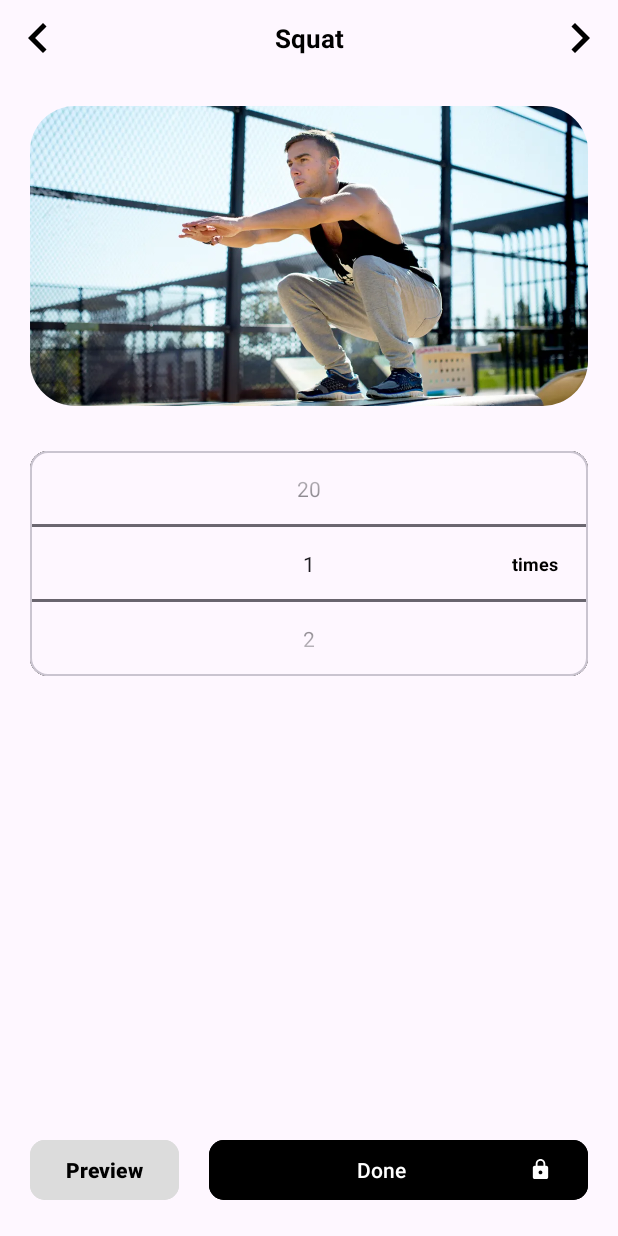
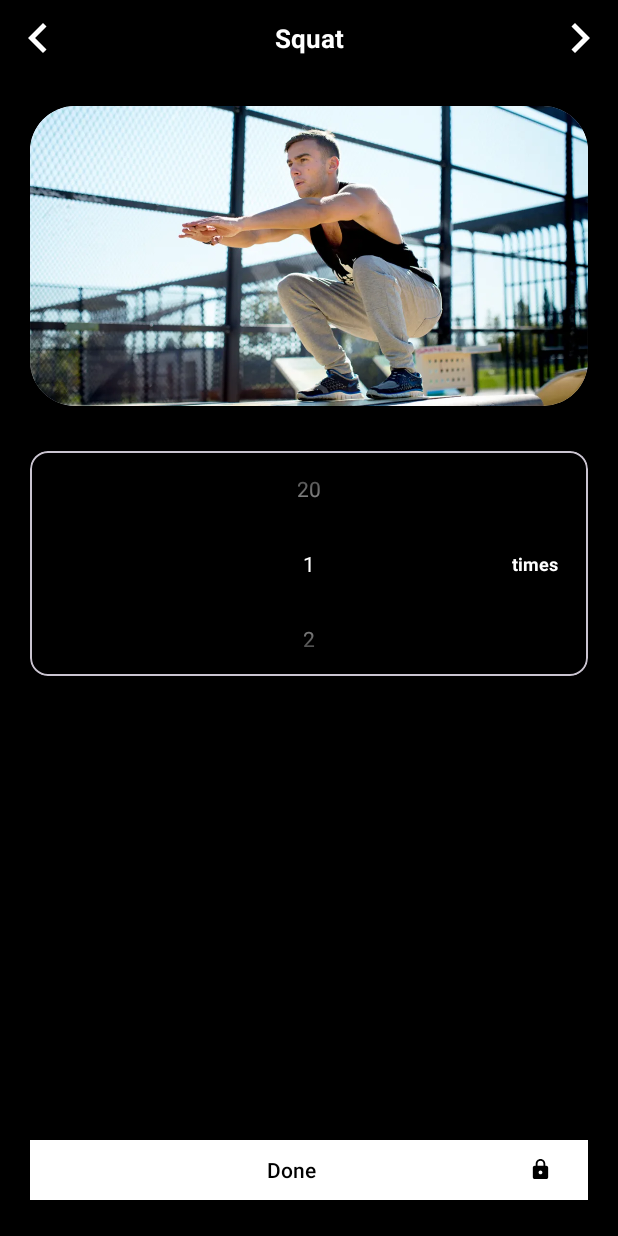
Before and after one commit to miyakibanas/Strive, an Android app: the ExerciseAlarm screen opened directly, with no data from a screen before it, on a phone screen of 412 x 824 dp. Run offline under Robolectric (Android 15) with nearby library versions, the phone set to English and light mode, and no system bars; Roboto replaces fonts that are not available here.

Commit message:
// Affirmatons alarm time is now dynamic // Affirmations alarm loads three questions now instead of eight // Exercise alarm theme is matched // Exercise alarm preview button removed

```diff
--- a/app/src/main/java/edu/utsa/cs3443/strive/AffirmationsAlarm.java
+++ b/app/src/main/java/edu/utsa/cs3443/strive/AffirmationsAlarm.java
@@ -17,5 +17,7 @@ public class AffirmationsAlarm extends AppCompatActivity
         super.onCreate(savedInstanceState);
         setContentView(R.layout.activity_affirmations);
         alarmController=new AffirmationsController(this);
+
+
     }
 }
--- a/app/src/main/java/edu/utsa/cs3443/strive/controller/ExerciseAlarmController.java
+++ b/app/src/main/java/edu/utsa/cs3443/strive/controller/ExerciseAlarmController.java
@@ -6,6 +6,9 @@ import android.widget.Button;
 import android.widget.ImageView;
 import android.widget.NumberPicker;
 import android.widget.TextView;
+import android.widget.Toast;
+
+
 
 import edu.utsa.cs3443.strive.AlarmSetupActivity;
 import edu.utsa.cs3443.strive.ExerciseAlarm;
@@ -17,15 +20,14 @@ public class ExerciseAlarmController {
     private String lastSelectedExercise;
     NumberPicker numberPicker;
     TextView exercise_name;
+
     ImageView img,backArrow,nextArrow;
     Button btnSave;
-    Button btnPreview;
     public ExerciseAlarmController(ExerciseAlarm exerciseAlarm) {
         this.exerciseAlarm = exerciseAlarm;
         numberPicker=exerciseAlarm.findViewById(R.id.number_picker);
         exercise_name=exerciseAlarm.findViewById(R.id.exercise_name);
         backArrow=exerciseAlarm.findViewById(R.id.back_arrow);
-        btnPreview=exerciseAlarm.findViewById(R.id.btnPreview);
         btnSave=exerciseAlarm.findViewById(R.id.btnSave);
         nextArrow=exerciseAlarm.findViewById(R.id.next_arrow);
         img=exerciseAlarm.findViewById(R.id.img);
@@ -50,19 +52,13 @@ public class ExerciseAlarmController {
         btnSave.setOnClickListener(new View.OnClickListener() {
             @Override
             public void onClick(View view) {
+                Toast.makeText(exerciseAlarm, "Have a great day!", Toast.LENGTH_LONG).show();
                 Intent intent = new Intent(exerciseAlarm, MainActivity.class);
                 exerciseAlarm.startActivity(intent);
                 exerciseAlarm.finish();
             }
         });
-        btnPreview.setOnClickListener(new View.OnClickListener() {
-            @Override
-            public void onClick(View view) {
-                Intent intent = new Intent(exerciseAlarm, MainActivity.class);
-                exerciseAlarm.startActivity(intent);
-                exerciseAlarm.finish();
-            }
-        });
+
     }
     private void switchExercise() {
         if (lastSelectedExercise.equals("Squat")) {
--- a/app/src/main/res/drawable/back.xml
+++ b/app/src/main/res/drawable/back.xml
@@ -1,5 +1,5 @@
 <vector android:autoMirrored="true" android:height="24dp"
-    android:tint="#000000" android:viewportHeight="24"
+    android:tint="#FFFFFF" android:viewportHeight="24"
     android:viewportWidth="24" android:width="24dp" xmlns:android="http://schemas.android.com/apk/res/android">
-    <path android:fillColor="@android:color/white" android:pathData="M15.41,16.59L10.83,12l4.58,-4.59L14,6l-6,6 6,6 1.41,-1.41z"/>
+    <path android:fillColor="@android:color/black" android:pathData="M15.41,16.59L10.83,12l4.58,-4.59L14,6l-6,6 6,6 1.41,-1.41z"/>
 </vector>
--- a/app/src/main/res/drawable/baseline_lock_24.xml
+++ b/app/src/main/res/drawable/baseline_lock_24.xml
@@ -1,5 +1,5 @@
-<vector android:height="15dp" android:tint="#FFFFFF"
+<vector android:height="15dp" android:tint="#000000"
     android:viewportHeight="24" android:viewportWidth="24"
     android:width="15dp" xmlns:android="http://schemas.android.com/apk/res/android">
-    <path android:fillColor="@android:color/white" android:pathData="M18,8h-1L17,6c0,-2.76 -2.24,-5 -5,-5S7,3.24 7,6v2L6,8c-1.1,0 -2,0.9 -2,2v10c0,1.1 0.9,2 2,2h12c1.1,0 2,-0.9 2,-2L20,10c0,-1.1 -0.9,-2 -2,-2zM12,17c-1.1,0 -2,-0.9 -2,-2s0.9,-2 2,-2 2,0.9 2,2 -0.9,2 -2,2zM15.1,8L8.9,8L8.9,6c0,-1.71 1.39,-3.1 3.1,-3.1 1.71,0 3.1,1.39 3.1,3.1v2z"/>
+    <path android:fillColor="@android:color/black" android:pathData="M18,8h-1L17,6c0,-2.76 -2.24,-5 -5,-5S7,3.24 7,6v2L6,8c-1.1,0 -2,0.9 -2,2v10c0,1.1 0.9,2 2,2h12c1.1,0 2,-0.9 2,-2L20,10c0,-1.1 -0.9,-2 -2,-2zM12,17c-1.1,0 -2,-0.9 -2,-2s0.9,-2 2,-2 2,0.9 2,2 -0.9,2 -2,2zM15.1,8L8.9,8L8.9,6c0,-1.71 1.39,-3.1 3.1,-3.1 1.71,0 3.1,1.39 3.1,3.1v2z"/>
 </vector>
--- a/app/src/main/res/drawable/baseline_navigate_next_24.xml
+++ b/app/src/main/res/drawable/baseline_navigate_next_24.xml
@@ -1,5 +1,5 @@
 <vector android:autoMirrored="true" android:height="24dp"
-    android:tint="#000000" android:viewportHeight="24"
+    android:tint="#FFFFFF" android:viewportHeight="24"
     android:viewportWidth="24" android:width="24dp" xmlns:android="http://schemas.android.com/apk/res/android">
     <path android:fillColor="@android:color/white" android:pathData="M10,6L8.59,7.41 13.17,12l-4.58,4.59L10,18l6,-6z"/>
 </vector>
--- a/app/src/main/res/layout/activity_affirmations.xml
+++ b/app/src/main/res/layout/activity_affirmations.xml
@@ -13,8 +13,8 @@
         android:layout_marginTop="24dp"
         android:textColor="#FFFFFF"
         android:textSize="30sp"
-        android:text="Alarm Time: 07:00 AM"
         android:fontFamily="sans-serif-light" />
+
 
     <ScrollView
         android:id="@+id/scrollView"
@@ -31,7 +31,7 @@
             android:layout_height="wrap_content"
             android:orientation="vertical"
             android:padding="16dp">
-            <!-- Dynamic questions and answers will be added here -->
+
         </LinearLayout>
     </ScrollView>
 
--- a/app/src/main/res/layout/exercise_alarm.xml
+++ b/app/src/main/res/layout/exercise_alarm.xml
@@ -4,6 +4,7 @@
     xmlns:tools="http://schemas.android.com/tools"
     android:layout_width="match_parent"
     android:layout_height="match_parent"
+    android:background="@color/black"
     android:orientation="vertical"
     tools:context=".ExerciseAlarm">
 
@@ -29,7 +30,7 @@
             android:gravity="center"
             android:layout_height="wrap_content"
             android:text="Squats"
-            android:textColor="@color/black"
+            android:textColor="@color/white"
             android:textSize="17sp"
             android:textStyle="bold" />
         <ImageView
@@ -64,6 +65,7 @@
         android:layout_marginEnd="20dp"
         android:layout_marginStart="20dp"
         android:layout_marginTop="10dp"
+        app:cardBackgroundColor="@color/black"
         >
         <FrameLayout
             android:layout_width="match_parent"
@@ -71,13 +73,15 @@
             >
             <NumberPicker
                 android:id="@+id/number_picker"
+                android:theme="@style/AppTheme.Picker"
                 android:layout_width="match_parent"
-                android:layout_height="wrap_content" />
+                android:layout_height="wrap_content"
+            />
             <TextView
                 android:layout_width="wrap_content"
                 android:layout_height="wrap_content"
                 android:text="times"
-                android:textColor="@color/black"
+                android:textColor="@color/white"
                 android:textSize="12dp"
                 android:layout_gravity="center|end"
                 android:layout_marginEnd="20dp"
@@ -98,28 +102,18 @@
         android:layout_marginEnd="20dp"
         android:layout_marginBottom="20dp"
         >
-        <com.google.android.material.button.MaterialButton
-            android:id="@+id/btnPreview"
-            android:layout_width="wrap_content"
-            android:layout_height="wrap_content"
-            android:text="Preview"
-            app:cornerRadius="10dp"
-            android:backgroundTint="#DCDCDC"
-            android:textColor="@color/black"
-            android:textStyle="bold"
-            />
+
         <com.google.android.material.button.MaterialButton
             android:id="@+id/btnSave"
             android:layout_width="0dp"
+            android:layout_height="wrap_content"
+            android:layout_marginStart="0dp"
             android:layout_weight="1"
-            android:layout_height="wrap_content"
+            android:backgroundTint="@color/white"
+            android:drawableRight="@drawable/baseline_lock_24"
             android:text="Done"
-            app:cornerRadius="10dp"
-            android:backgroundTint="@color/black"
-            android:textColor="@color/white"
-            android:layout_marginStart="20dp"
-            android:drawableRight="@drawable/baseline_lock_24"
-            />
+            android:textColor="@color/black"
+            app:cornerRadius="0dp" />
 
     </LinearLayout>
 
--- a/app/src/main/res/values/styles.xml
+++ b/app/src/main/res/values/styles.xml
@@ -5,4 +5,9 @@
         <item name="android:textColorPrimary">@android:color/white</item>
         <item name="android:textColor">@android:color/white</item>
     </style>
+
+    <style name="AppTheme.Picker" parent="Theme.AppCompat.Light.NoActionBar" >
+        <item name="android:textColorPrimary">@android:color/white</item>
+    </style>
+
 </resources>
```
Also changed, not shown: app/src/main/java/edu/utsa/cs3443/strive/controller/AffirmationsController.java (+17 -2 lines).
